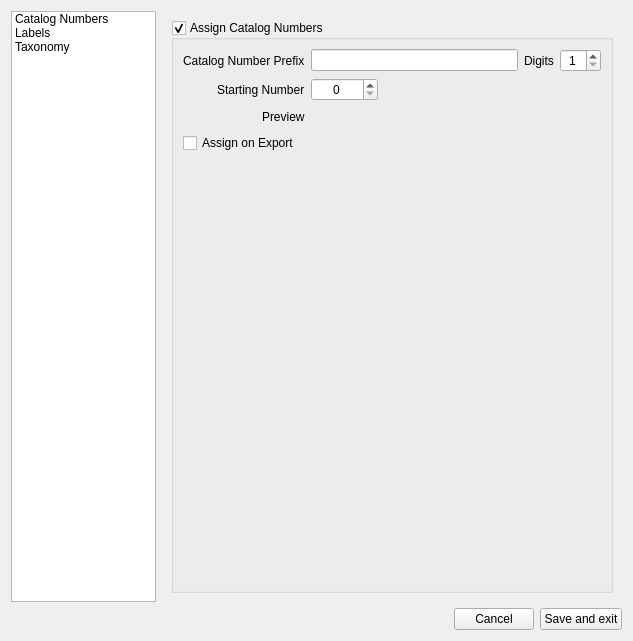
Above: ui/settingsUI.ui from CapPow/collBook before the change. Below: the same form after it.
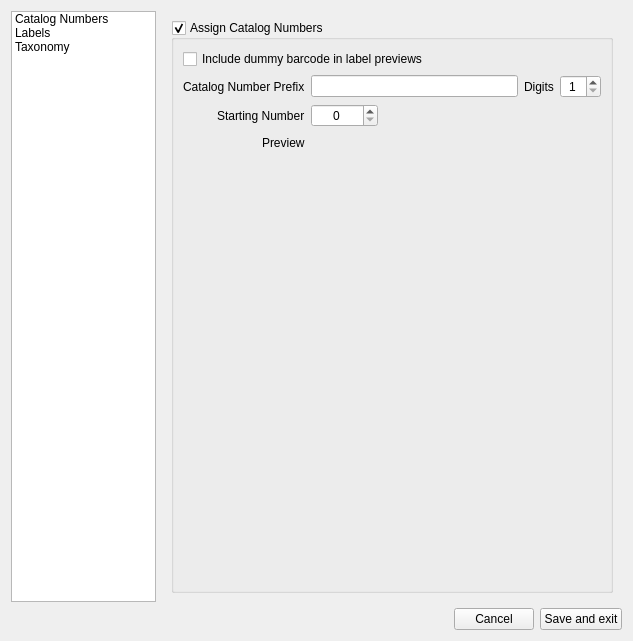
That is the form after the change. Icons and pictures are not drawn.

Commit message: finished undo / redo. Added preview barcode options.

What changed in the file:
```diff
--- a/ui/settingsUI.ui
+++ b/ui/settingsUI.ui
@@ -98,7 +98,21 @@
                <property name="labelAlignment">
                 <set>Qt::AlignRight|Qt::AlignTrailing|Qt::AlignVCenter</set>
                </property>
-               <item row="1" column="1">
+               <item row="1" column="0" colspan="2">
+                <widget class="QCheckBox" name="value_inc_Barcode">
+                 <property name="text">
+                  <string>Include dummy barcode in label previews</string>
+                 </property>
+                </widget>
+               </item>
+               <item row="4" column="0">
+                <widget class="QLabel" name="label_6">
+                 <property name="text">
+                  <string>Catalog Number Prefix</string>
+                 </property>
+                </widget>
+               </item>
+               <item row="4" column="1">
                 <layout class="QHBoxLayout" name="horizontalLayout_4">
                  <item>
                   <widget class="QLineEdit" name="value_catalogNumberPrefix">
@@ -129,7 +143,14 @@
                  </item>
                 </layout>
                </item>
-               <item row="2" column="1">
+               <item row="5" column="0">
+                <widget class="QLabel" name="label_8">
+                 <property name="text">
+                  <string>Starting Number</string>
+                 </property>
+                </widget>
+               </item>
+               <item row="5" column="1">
                 <layout class="QHBoxLayout" name="horizontalLayout_5">
                  <item>
                   <widget class="QSpinBox" name="value_catalogNumberStartingNum">
@@ -156,7 +177,14 @@
                  </item>
                 </layout>
                </item>
-               <item row="3" column="1">
+               <item row="6" column="0">
+                <widget class="QLabel" name="label_10">
+                 <property name="text">
+                  <string>Preview</string>
+                 </property>
+                </widget>
+               </item>
+               <item row="6" column="1">
                 <layout class="QHBoxLayout" name="horizontalLayout_6">
                  <item>
                   <widget class="QLabel" name="label_catalogNumber_Preview">
@@ -183,35 +211,7 @@
                  </item>
                 </layout>
                </item>
-               <item row="1" column="0">
-                <widget class="QLabel" name="label_6">
-                 <property name="text">
-                  <string>Catalog Number Prefix</string>
-                 </property>
-                </widget>
-               </item>
-               <item row="2" column="0">
-                <widget class="QLabel" name="label_8">
-                 <property name="text">
-                  <string>Starting Number</string>
-                 </property>
-                </widget>
-               </item>
-               <item row="3" column="0">
-                <widget class="QLabel" name="label_10">
-                 <property name="text">
-                  <string>Preview</string>
-                 </property>
-                </widget>
-               </item>
-               <item row="5" column="0" colspan="2">
-                <widget class="QCheckBox" name="value_catalogNumberAssignExport">
-                 <property name="text">
-                  <string>Assign on Export</string>
-                 </property>
-                </widget>
-               </item>
-               <item row="6" column="0">
+               <item row="10" column="0">
                 <spacer name="verticalSpacer">
                  <property name="orientation">
                   <enum>Qt::Vertical</enum>
@@ -512,16 +512,6 @@
                  </layout>
                 </widget>
                </item>
-               <item row="11" column="0" colspan="2">
-                <widget class="QCheckBox" name="value_inc_Barcode">
-                 <property name="enabled">
-                  <bool>false</bool>
-                 </property>
-                 <property name="text">
-                  <string>Include catalogNumber barcode</string>
-                 </property>
-                </widget>
-               </item>
               </layout>
              </widget>
             </item>
```
Left out of the diff: 40 changed lines with no effect on the pictures. The commit also changes 12 other files.
